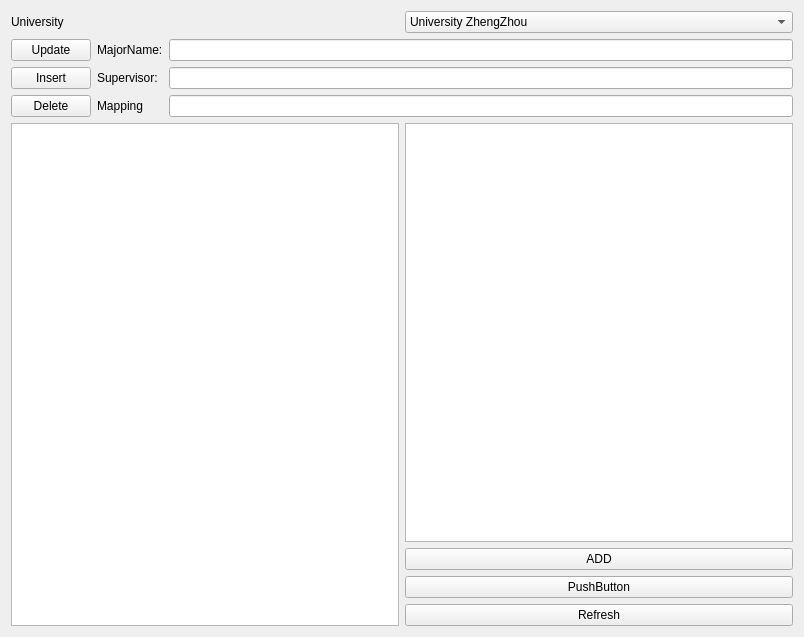
The window that majoreditor.ui (jszhtian/StudentMgr) describes before a commit, drawn with Qt 5.
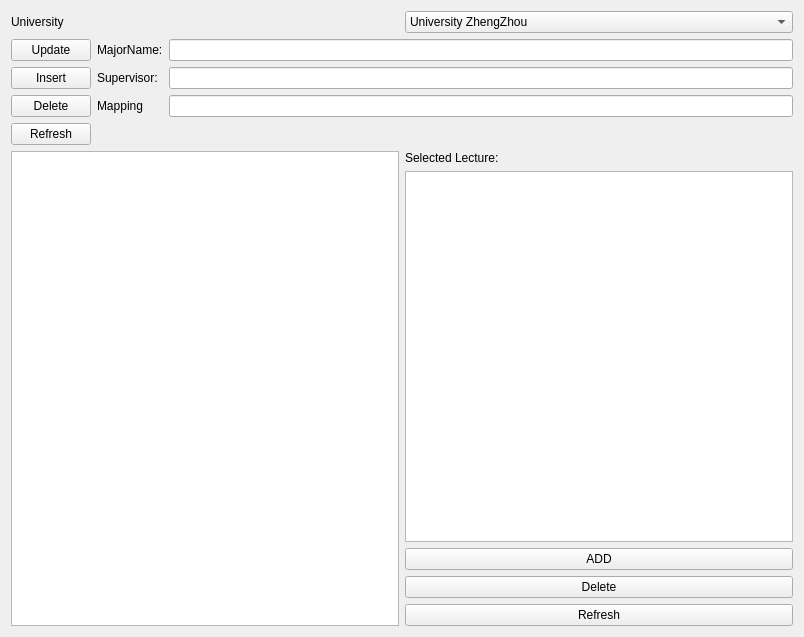
The same window after the commit.

```diff
--- a/majoreditor.ui
+++ b/majoreditor.ui
@@ -66,6 +66,13 @@
            </property>
           </widget>
          </item>
+         <item>
+          <widget class="QPushButton" name="pushButton">
+           <property name="text">
+            <string>Refresh</string>
+           </property>
+          </widget>
+         </item>
         </layout>
        </item>
        <item>
@@ -111,6 +118,13 @@
        </item>
        <item>
         <layout class="QVBoxLayout" name="verticalLayout_2">
+         <item>
+          <widget class="QLabel" name="label_5">
+           <property name="text">
+            <string>Selected Lecture:</string>
+           </property>
+          </widget>
+         </item>
          <item>
           <widget class="QListWidget" name="LectireList">
            <property name="selectionMode">
@@ -131,7 +145,7 @@
          <item>
           <widget class="QPushButton" name="DeleteLecture">
            <property name="text">
-            <string>PushButton</string>
+            <string>Delete</string>
            </property>
           </widget>
          </item>
```
Left out of the diff: 9 changed lines with no effect on the pictures.
